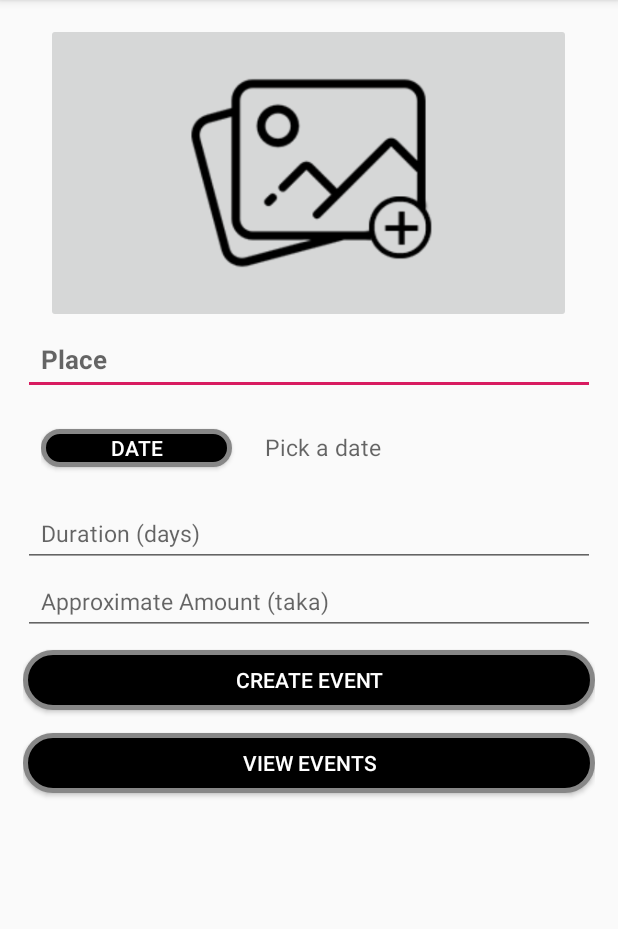
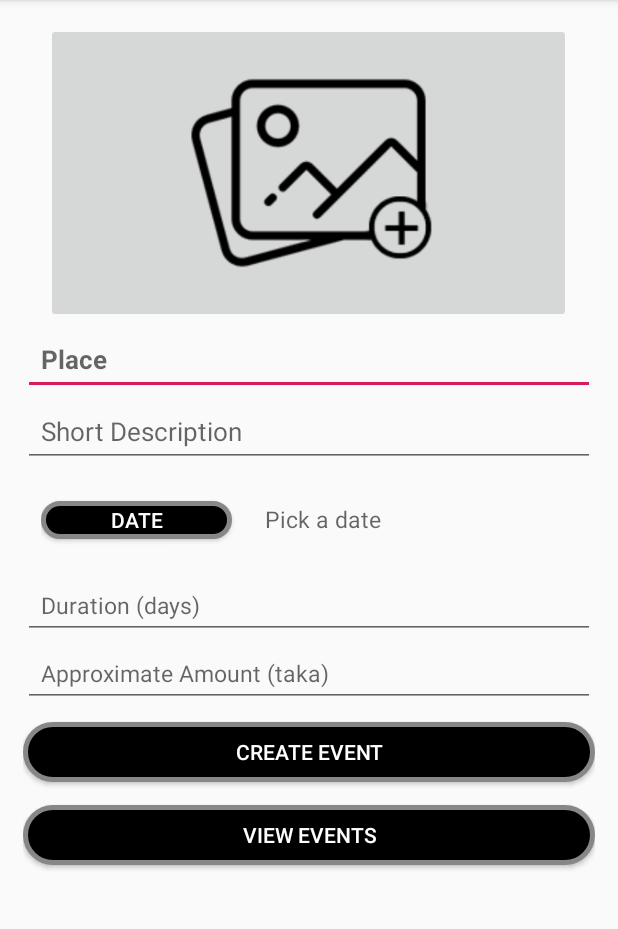
Before and after one commit to mehedihasanriyad-045/Explore, an Android app: the AddPost screen opened directly, with no data from a screen before it, on a phone screen of 412 x 824 dp, the part 84-1013 px from its top. Run offline under Robolectric (Android 15) with nearby library versions, the phone set to English and light mode, and no system bars; our stand-ins replace Firebase (no records; nobody signed in at launch, a user with empty details on screens opened directly), Picasso; pictures from the network do not load.

Commit message:
Create plan feature are updated.

```diff
--- a/app/src/main/java/com/example/myapplication/AddPost.java
+++ b/app/src/main/java/com/example/myapplication/AddPost.java
@@ -32,6 +32,7 @@ import com.google.android.gms.tasks.OnFailureListener;
 import com.google.android.gms.tasks.OnSuccessListener;
 import com.google.android.gms.tasks.Task;
 import com.google.firebase.auth.FirebaseAuth;
+import com.google.firebase.auth.FirebaseUser;
 import com.google.firebase.database.DatabaseReference;
 import com.google.firebase.database.FirebaseDatabase;
 import com.google.firebase.storage.FirebaseStorage;
@@ -46,7 +47,7 @@ import java.util.Calendar;
 public class AddPost extends AppCompatActivity implements View.OnClickListener {
 
     private Button postBtn, dateBtn, viewEvents;
-    private EditText addTourplace;
+    private EditText addTourplace,tourDesc;
     private EditText tourDuration, tourCost;
     private TextView dateView;
     private TextView date;
@@ -81,6 +82,8 @@ public class AddPost extends AppCompatActivity implements View.OnClickListener {
 
     Context context;
 
+    FirebaseUser firebaseUser;
+
 
 
 
@@ -101,6 +104,7 @@ public class AddPost extends AppCompatActivity implements View.OnClickListener {
         addPlacesImg = findViewById(R.id.imageSelectForTour);
         dateView = findViewById(R.id.fldDesc);
         progressBaraddpost = findViewById(R.id.progressbaraddpost);
+        tourDesc = findViewById(R.id.tourDesc);
 
         //eventsAdapter = new EventsAdapter(getApplicationContext(), )
 
@@ -303,10 +307,12 @@ public class AddPost extends AppCompatActivity implements View.OnClickListener {
         final String duration = tourDuration.getText().toString();
         final String amount = tourCost.getText().toString();
         final String adate = dateView.getText().toString().trim();
-                addTourplace.setText("");
-                tourDuration.setText("");
-                tourCost.setText("");
-                dateView.setText("");
+        final String desc = tourDesc.getText().toString().trim();
+        addTourplace.setText("");
+        tourDuration.setText("");
+        tourCost.setText("");
+        dateView.setText("");
+        tourDesc.setText("");
 
 
         StorageReference ref = storageReference.child(System.currentTimeMillis()+"."+GetFileExtension(FilePathUri));
@@ -321,7 +327,9 @@ public class AddPost extends AppCompatActivity implements View.OnClickListener {
                         Task<Uri> uriTask = taskSnapshot.getMetadata().getReference().getDownloadUrl();
                         while(!uriTask.isSuccessful());
                         Uri downloduri = uriTask.getResult();
-                        EventImage eventImage = new EventImage(downloduri.toString(), amount, duration, addtourplaces, adate, FirebaseAuth.getInstance().getCurrentUser().getUid(), java.text.DateFormat.getDateTimeInstance().format(Calendar.getInstance().getTime()));
+                        firebaseUser = FirebaseAuth.getInstance().getCurrentUser();
+                        String name = firebaseUser.getDisplayName();
+                        EventImage eventImage = new EventImage(downloduri.toString(), amount, duration, addtourplaces, adate, FirebaseAuth.getInstance().getCurrentUser().getUid(), java.text.DateFormat.getDateTimeInstance().format(Calendar.getInstance().getTime()),name,desc);
                         String id = mDatabase.push().getKey();
                         mDatabase.child(id).setValue(eventImage);
                     }
--- a/app/src/main/res/layout/activity_add_post.xml
+++ b/app/src/main/res/layout/activity_add_post.xml
@@ -34,6 +34,17 @@
             android:textStyle="bold"
             android:hint="Place"
 
+            />
+
+        <EditText
+            android:id="@+id/tourDesc"
+            android:layout_width="match_parent"
+            android:layout_height="wrap_content"
+            android:padding="12sp"
+            android:textSize="17sp"
+            android:textStyle="normal"
+            android:inputType="textMultiLine"
+            android:hint="Short Description"
             />
 
         <LinearLayout
```
Also changed, not shown: app/src/main/java/com/example/myapplication/EventImage.java (+19 -2 lines), app/src/main/java/com/example/myapplication/EventsAdapter.java (+7 -1 lines), app/src/main/res/drawable/ic_add.xml (added, +9 -0 lines), app/src/main/res/layout/activity_news_feed.xml (+6 -5 lines).
